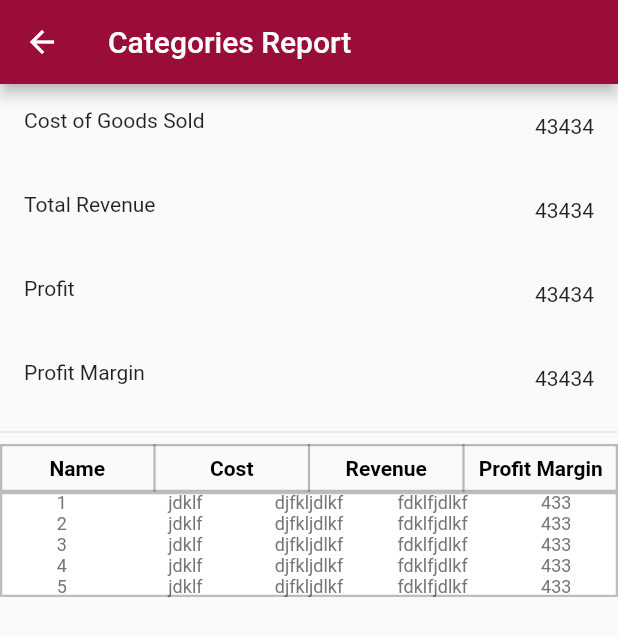
After one commit to MAhsanEjaz/BiryaniHut, a Flutter app: the SaleRepReportPage screen opened directly, after a tap on "Categories report", on a phone screen of 412 x 824 dp. The commit adds this screen. Shown: the top 636 px of the screen. Run offline on Flutter 3.47's test engine with Material 2 defaults, Android fonts, the phone set to English and light mode, and no system bars; our stand-ins replace awesome_dialog, cached_network_image, flutter_rating_bar, flutter_spinkit, flutter_svg, fluttertoast and 9 more; missing offline and left inert: flutter_paypal, flutter_stripe, pay, sumup; accounts and stored records are empty; project files that could hold a hidden picture were left out.

Commit message:
code changes

```diff
--- a/lib/components/salesrep_report_custom_widget.dart
+++ b/lib/components/salesrep_report_custom_widget.dart
@@ -1,4 +1,3 @@
-import 'package:flutter/cupertino.dart';
 import 'package:flutter/material.dart';
 import 'package:flutter_svg/svg.dart';
 import 'package:shop_app/size_config.dart';
--- a/lib/customer/services/categories_service.dart
+++ b/lib/customer/services/categories_service.dart
@@ -2,7 +2,6 @@ import 'package:flutter/cupertino.dart';
 import 'package:provider/provider.dart';
 import 'package:shop_app/constants.dart';
 import 'package:shop_app/helper/custom_get_request_service.dart';
-import 'package:shop_app/helper/custom_post_request.dart';
 
 import '../models/categories_model.dart';
 import '../provider/categories_provider.dart';
--- /dev/null
+++ b/lib/sales rep/sales_rep_reports/categories_report_page.dart
@@ -0,0 +1,149 @@
+import 'package:flutter/material.dart';
+import 'package:shop_app/constants.dart';
+
+class CategoriesReportsPage extends StatefulWidget {
+  const CategoriesReportsPage({Key? key}) : super(key: key);
+
+  @override
+  State<CategoriesReportsPage> createState() => _CategoriesReportsPageState();
+}
+
+class _CategoriesReportsPageState extends State<CategoriesReportsPage> {
+  @override
+  void initState() {
+    super.initState();
+  }
+
+  void getCategoriesHandler() {}
+  @override
+  Widget build(BuildContext context) {
+    return Scaffold(
+      appBar: AppBar(
+        backgroundColor: appColor,
+        title: const Text(
+          "Categories Report",
+          style: TextStyle(color: Colors.white),
+        ),
+      ),
+      body: SingleChildScrollView(
+          child: Column(
+        // crossAxisAlignment: Cross,
+
+        children: [
+          const ListTile(
+            leading: Text("Cost of Goods Sold"),
+            trailing: Text("43434"),
+          ),
+          const ListTile(
+            leading: Text("Total Revenue"),
+            trailing: Text("43434"),
+          ),
+          const ListTile(
+            leading: Text("Profit"),
+            trailing: Text("43434"),
+          ),
+          const ListTile(
+            leading: Text("Profit Margin"),
+            trailing: Text("43434"),
+          ),
+          const Divider(),
+          Table(
+            border: TableBorder.all(color: Colors.black26, width: 1.5),
+            defaultVerticalAlignment: TableCellVerticalAlignment.middle,
+            children: const [
+              TableRow(children: [
+                Padding(
+                  padding: EdgeInsets.all(8.0),
+                  child: Text(
+                    'Name',
+                    style: titleStyle,
+                    textAlign: TextAlign.center,
+                  ),
+                ),
+                Text(
+                  'Cost',
+                  style: titleStyle,
+                  textAlign: TextAlign.center,
+                ),
+                Text(
+                  'Revenue',
+                  style: titleStyle,
+                  textAlign: TextAlign.center,
+                ),
+                Text(
+                  'Profit Margin',
+                  style: titleStyle,
+                  textAlign: TextAlign.center,
+                ),
+              ]),
+            ],
+          ),
+          Container(
+            alignment: Alignment.center,
+            color: Colors.white,
+            child: Table(
+              border: TableBorder.all(color: Colors.black26, width: 1.5),
+              defaultVerticalAlignment: TableCellVerticalAlignment.middle,
+              children: [
+                TableRow(children: [
+                  // custList.isEmpty
+                  // ?
+
+                  TableCell(
+                      child: ListView.builder(
+                          itemCount: 5,
+                          shrinkWrap: true,
+                          primary: false,
+                          itemBuilder: (context, index) {
+                            return Row(
+                              mainAxisAlignment: MainAxisAlignment.spaceBetween,
+                              children: [
+                                Expanded(
+                                    // flex:2,
+                                    child: Text(
+                                  '${index + 1}',
+                                  style: tableStyle,
+                                  textAlign: TextAlign.center,
+                                )),
+                                const Expanded(
+                                    // flex:3,
+                                    child: Text(
+                                  "jdklf",
+                                  style: tableStyle,
+                                  textAlign: TextAlign.center,
+                                )),
+                                const Expanded(
+                                    // flex:2,
+                                    child: Text(
+                                  'djfkljdlkf',
+                                  style: tableStyle,
+                                  textAlign: TextAlign.center,
+                                )),
+                                const Expanded(
+                                    // flex:2,
+                                    child: Text(
+                                  'fdklfjdlkf',
+                                  // getDate(order.dateTime),
+                                  style: tableStyle,
+                                  textAlign: TextAlign.center,
+                                )),
+                                const Expanded(
+                                    // flex:3,
+                                    child: Text(
+                                  '433',
+                                  // order.status,
+                                  style: tableStyle,
+                                  textAlign: TextAlign.center,
+                                )),
+                              ],
+                            );
+                          }))
+                ])
+              ],
+            ),
+          )
+        ],
+      )),
+    );
+  }
+}
--- a/lib/sales rep/sales_rep_reports/sales_rep_payment_aging_report.dart
+++ b/lib/sales rep/sales_rep_reports/sales_rep_payment_aging_report.dart
@@ -48,7 +48,7 @@ class _SalesRepPaymentAgingReportState
       appBar: AppBar(
         iconTheme: iconTheme,
         backgroundColor: appColor,
-        title: Text(
+        title: const Text(
           "Customer Payment Aging Report",
           style: appbarTextStye,
         ),
@@ -118,14 +118,14 @@ class _SalesRepPaymentAgingReportState
                                 shrinkWrap: true,
                                 primary: false,
                                 scrollDirection: Axis.vertical,
-                                itemBuilder: (BuildContext, index) {
+                                itemBuilder: (build, index) {
                                   return CustomerPaymentsAgingWidget(
                                     payments: agingList[index],
                                     index: index,
                                     listLength: agingList.length,
                                   );
                                 })
-                            : SizedBox()
+                            : const SizedBox()
                       ])
                     ],
                   ),
@@ -182,14 +182,14 @@ class CustomerPaymentsAgingWidget extends StatelessWidget {
             Expanded(
                 // flex:2,
                 child: Text(
-              '${(payments.first! < 0 ? 0 : payments.first!).toStringAsFixed(2)}',
+              (payments.first! < 0 ? 0 : payments.first!).toStringAsFixed(2),
               style: tableStyle,
               textAlign: TextAlign.center,
             )),
             Expanded(
                 // flex:2,
                 child: Text(
-              '${(payments.second! < 0 ? 0 : payments.second!).toStringAsFixed(2)}',
+              (payments.second! < 0 ? 0 : payments.second!).toStringAsFixed(2),
               // getDate(order.dateTime),
               style: tableStyle,
               textAlign: TextAlign.center,
@@ -197,7 +197,7 @@ class CustomerPaymentsAgingWidget extends StatelessWidget {
             Expanded(
                 // flex:3,
                 child: Text(
-              '${(payments.third! < 0 ? 0 : payments.third!).toStringAsFixed(2)}',
+              (payments.third! < 0 ? 0 : payments.third!).toStringAsFixed(2),
               // order.status,
               style: tableStyle,
               textAlign: TextAlign.center,
@@ -205,7 +205,7 @@ class CustomerPaymentsAgingWidget extends StatelessWidget {
           ],
         ),
         index == listLength - 1
-            ? SizedBox(
+            ? const SizedBox(
                 height: 5.0,
               )
             : divider(),
--- a/lib/sales rep/sales_rep_reports/salesrep_orders_aging_report.dart
+++ b/lib/sales rep/sales_rep_reports/salesrep_orders_aging_report.dart
@@ -5,16 +5,8 @@ import 'package:provider/provider.dart';
 import 'package:shop_app/helper/custom_loader.dart';
 import 'package:shop_app/models/salrrep_customer_order_aging_model.dart';
 import 'package:shop_app/providers/salerep_customer_order_aging_provider.dart';
-import 'package:shop_app/sales%20rep/sales_rep_reports/salesrep_order_report_page.dart';
-import 'package:shop_app/services/salesrep_orders_service.dart';
 import 'package:shop_app/storages/login_storage.dart';
 import '../../constants.dart';
-import '../../models/resseller_customers_model.dart';
-import '../../models/salesrep_orders_model.dart';
-import '../../providers/all_orders_provider.dart';
-import '../../providers/reseller_customer_provider.dart';
-import '../../services/all_orders_service.dart';
-import '../../services/reseller_customers_service.dart';
 import '../../services/sale_rep_customer_order_aging_service.dart';
 import 'order_aging_report_pdf_screen.dart';
 
@@ -96,10 +88,11 @@ class _OrderReportPageState extends State<SalesrepOrderAgingReportPage> {
                         ),
                         orderAging != null
                             ? Text(
-                                "${orderAging!.saleRepTotalOrders!.toStringAsFixed(2)}",
+                                orderAging!.saleRepTotalOrders!
+                                    .toStringAsFixed(2),
                                 style: orderStyle,
                               )
-                            : SizedBox()
+                            : const SizedBox.shrink()
                       ]),
                   const SizedBox(height: 10),
                   Table(
@@ -166,7 +159,7 @@ class _OrderReportPageState extends State<SalesrepOrderAgingReportPage> {
                             ],
                           ),
                         )
-                      : Text("No record available")
+                      : const Text("No record available")
                 ],
               ),
             ),
@@ -176,7 +169,7 @@ class _OrderReportPageState extends State<SalesrepOrderAgingReportPage> {
           final data = await pdfInvoiceService.createOrderAgingReport(
             context: context,
             payments: orderAging!.orderPayment!,
-            totalOrders: '${orderAging!.saleRepTotalOrders.toString()}',
+            totalOrders: orderAging!.saleRepTotalOrders.toString(),
           );
           int number = 0;
           pdfInvoiceService.savePdfFile("invoice_$number", data);
--- a/lib/sales rep/salesrep_report_page.dart
+++ b/lib/sales rep/salesrep_report_page.dart
@@ -1,6 +1,7 @@
 import 'package:flutter/cupertino.dart';
 import 'package:flutter/material.dart';
 import 'package:flutter_svg/svg.dart';
+import 'package:shop_app/sales%20rep/sales_rep_reports/categories_report_page.dart';
 import 'package:shop_app/sales%20rep/sales_rep_reports/sales_rep_payment_aging_report.dart';
 import 'package:shop_app/sales%20rep/sales_rep_reports/salesrep_orders_aging_report.dart';
 import 'package:shop_app/sales%20rep/sales_rep_reports/salesrep_payments_report_page.dart';
@@ -67,7 +68,7 @@ class _SaleRepReportPageState extends State<SaleRepReportPage> {
                           context,
                           MaterialPageRoute(
                               builder: (context) =>
-                                   SalesrepOrderAgingReportPage()));
+                                  const SalesrepOrderAgingReportPage()));
                     },
                   ),
                   SizedBox(height: SizeConfig.screenHeight * 0.02),
@@ -78,9 +79,19 @@ class _SaleRepReportPageState extends State<SaleRepReportPage> {
                           context,
                           MaterialPageRoute(
                               builder: (context) =>
-                              const SalesRepPaymentAgingReport()));
+                                  const SalesRepPaymentAgingReport()));
                     },
                   ),
+                  SizedBox(height: SizeConfig.screenHeight * 0.02),
+                  InkWell(
+                      onTap: () {
+                        Navigator.push(
+                            context,
+                            MaterialPageRoute(
+                                builder: (context) =>
+                                    const CategoriesReportsPage()));
+                      },
+                      child: const Text("Categories report")),
                 ],
               ),
             ),
```
